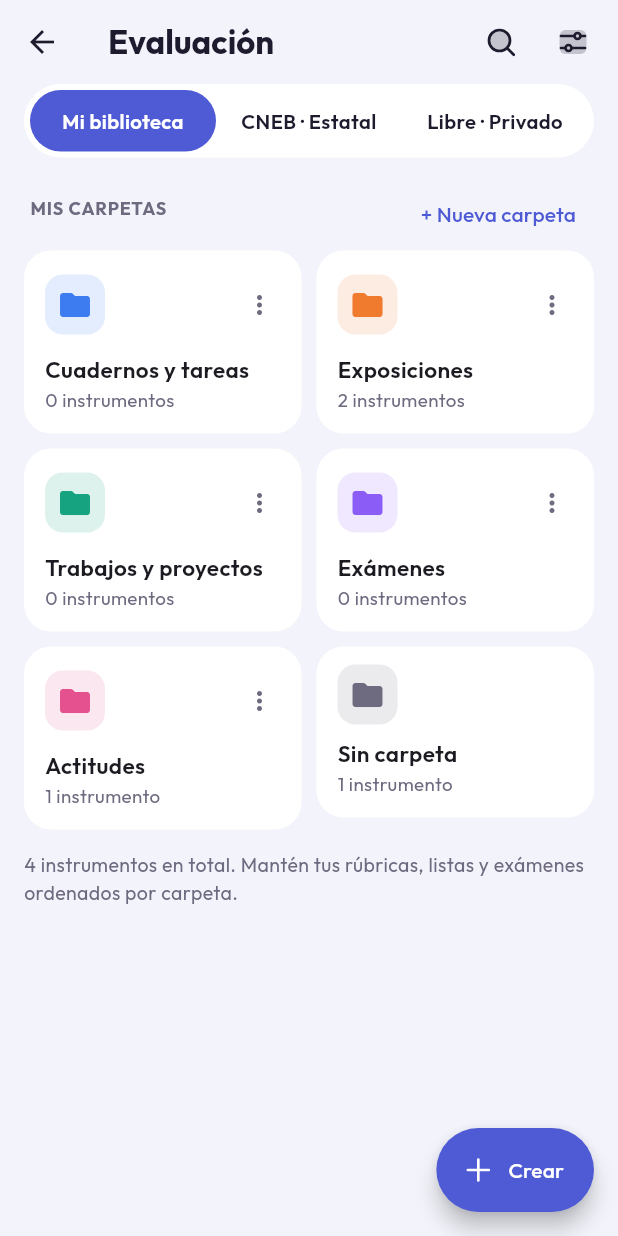
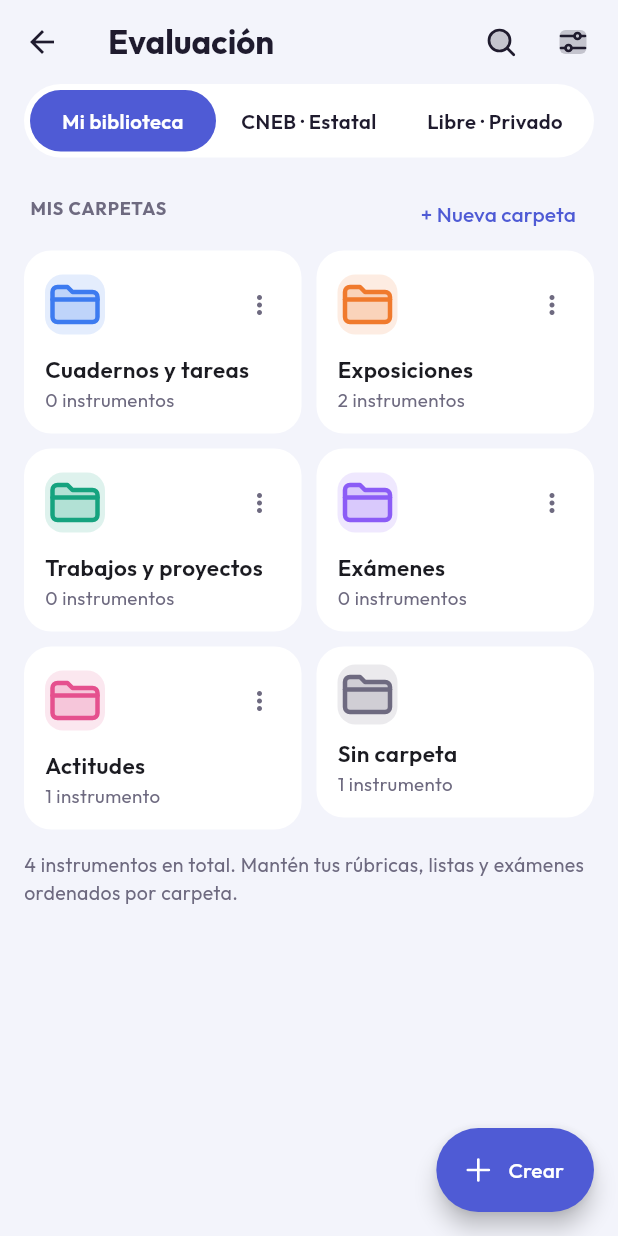
Before and after one commit to modocachimbo/kipu-docente, a Flutter app: the PantallaEvaluacion screen opened directly, on a phone screen of 412 x 824 dp. Run offline on Flutter 3.47's test engine with Material 3 defaults, Android fonts, the phone set to English and light mode, and no system bars; our stand-ins replace drift, drift_flutter, file_picker, flutter_svg, flutter_tts, image_picker and 1 more; missing offline and left inert: excel; accounts and stored records are empty; generated files the repository leaves out were written again.

Commit message:
Íconos propios para cada tipo de instrumento y para las carpetas
- Rúbrica: tabla de criterios × niveles (antes usaba la ficha de estudiante).
- Lista de cotejo: casillas marcadas.
- Escala de valoración: medidor de niveles.
- Examen con clave: hoja con sello de corregido.
- Carpeta: ícono de Kipu en el color de cada carpeta.

Co-Authored-By: Claude Opus 5.5 <noreply@anthropic.com>
Claude-Session: https://claude.ai/code/session_01VyAi1NomVHLfEpvYKk8jvH

```diff
--- a/lib/screens/evaluacion.dart
+++ b/lib/screens/evaluacion.dart
@@ -22,10 +22,10 @@ const _rojo = Color(0xFFC2334A);
 const _linea = Color(0xFFE6E7F0);
 
 KipuIcono iconoDe(TipoInstrumento t) => switch (t) {
-  TipoInstrumento.rubrica => KipuIcono.ficha,
-  TipoInstrumento.cotejo => KipuIcono.check,
-  TipoInstrumento.escala => KipuIcono.promedio,
-  TipoInstrumento.prueba => KipuIcono.apuntes,
+  TipoInstrumento.rubrica => KipuIcono.rubrica,
+  TipoInstrumento.cotejo => KipuIcono.cotejo,
+  TipoInstrumento.escala => KipuIcono.escalaValoracion,
+  TipoInstrumento.prueba => KipuIcono.examen,
 };
 
 /// Color de un nivel de logro: del rojo (en inicio) al morado (destacado),
@@ -1247,7 +1247,7 @@ class _TarjetaCarpeta extends StatelessWidget {
                       color: color.withValues(alpha: .14),
                       borderRadius: BorderRadius.circular(12),
                     ),
-                    child: Icon(Icons.folder_rounded, color: color, size: 24),
+                    child: KipuIcon(KipuIcono.carpeta, color: color, size: 24),
                   ),
                   const Spacer(),
                   if (onAccion != null)
@@ -1320,7 +1320,7 @@ class _CabeceraCarpeta extends StatelessWidget {
         onPressed: onVolver,
         icon: KipuIcon(KipuIcono.izquierda, color: KipuColores.tinta),
       ),
-      Icon(Icons.folder_rounded, color: color, size: 26),
+      KipuIcon(KipuIcono.carpeta, color: color, size: 26),
       const SizedBox(width: 8),
       Expanded(
         child: Column(
@@ -1407,7 +1407,7 @@ class _OpcionCarpeta extends StatelessWidget {
 
   @override
   Widget build(BuildContext context) => ListTile(
-    leading: Icon(Icons.folder_rounded, color: color),
+    leading: KipuIcon(KipuIcono.carpeta, color: color),
     title: Text(
       nombre,
       style: TextStyle(fontWeight: activo ? FontWeight.w700 : FontWeight.w400),
--- a/lib/widgets/kipu_icono.dart
+++ b/lib/widgets/kipu_icono.dart
@@ -72,6 +72,11 @@ enum KipuIcono {
   copiar,
   dado,
   descargar,
+  rubrica,
+  cotejo,
+  escalaValoracion,
+  examen,
+  carpeta,
 }
 
 // R = relleno suave, T = trazo. Ambos se reemplazan por el color al dibujar.
@@ -301,6 +306,39 @@ const _svg = <KipuIcono, String>{
 <rect x="3" y="4" width="18" height="16" rx="4" fill="R"/>
 <rect x="3" y="4" width="18" height="16" rx="4" stroke="T"/>
 <path d="m10.3 8-1.4 8M15.1 8l-1.4 8M7.6 10.6h9.4M7 13.4h9.4" stroke="T"/>''',
+  // Instrumentos de evaluación: cada tipo con su propia forma.
+  // Rúbrica: tabla de criterios × niveles.
+  KipuIcono.rubrica: '''
+<path d="M6 4h12a3 3 0 0 1 3 3v2H3V7a3 3 0 0 1 3-3Z" fill="R"/>
+<rect x="3" y="4" width="18" height="16" rx="3" stroke="T"/>
+<path d="M3 9h18M3 14.5h18M9 4v16M15 4v16" stroke="T"/>''',
+  // Lista de cotejo: casillas marcadas y una por marcar.
+  KipuIcono.cotejo: '''
+<rect x="3" y="3" width="4.5" height="4.5" rx="1.3" fill="R"/>
+<rect x="3" y="10" width="4.5" height="4.5" rx="1.3" fill="R"/>
+<rect x="3" y="3" width="4.5" height="4.5" rx="1.3" stroke="T"/>
+<rect x="3" y="10" width="4.5" height="4.5" rx="1.3" stroke="T"/>
+<rect x="3" y="17" width="4.5" height="4.5" rx="1.3" stroke="T"/>
+<path d="m4.2 5.4 1 1 1.6-1.9M4.2 12.4l1 1 1.6-1.9" stroke="T"/>
+<path d="M11 5.25h10M11 12.25h10M11 19.25h6" stroke="T"/>''',
+  // Escala de valoración: medidor de niveles.
+  KipuIcono.escalaValoracion: '''
+<path d="M3.5 17a8.5 8.5 0 0 1 17 0Z" fill="R"/>
+<path d="M3.5 17a8.5 8.5 0 0 1 17 0M2.5 20h19" stroke="T"/>
+<path d="M6 11.6l1.2.9M12 8.5V10M18 11.6l-1.2.9M12 17l3.8-5" stroke="T"/>
+<circle cx="12" cy="17" r="1.2" stroke="T"/>''',
+  // Examen: hoja de respuestas con alternativas marcadas.
+  KipuIcono.examen: '''
+<path d="M13 21H6a2 2 0 0 1-2-2V5a2 2 0 0 1 2-2h8l4 4v4" fill="R"/>
+<path d="M13 21H6a2 2 0 0 1-2-2V5a2 2 0 0 1 2-2h8l4 4v4" stroke="T"/>
+<path d="M14 3v4h4M7.5 9.5h6M7.5 13h4" stroke="T"/>
+<circle cx="17.5" cy="17.5" r="4" fill="R"/>
+<circle cx="17.5" cy="17.5" r="4" stroke="T"/>
+<path d="m15.7 17.6 1.3 1.3 2.4-2.6" stroke="T"/>''',
+  KipuIcono.carpeta: '''
+<path d="M3 7a2 2 0 0 1 2-2h4l2 2h8a2 2 0 0 1 2 2v8a2 2 0 0 1-2 2H5a2 2 0 0 1-2-2V7Z" fill="R"/>
+<path d="M3 7a2 2 0 0 1 2-2h4l2 2h8a2 2 0 0 1 2 2v8a2 2 0 0 1-2 2H5a2 2 0 0 1-2-2V7Z" stroke="T"/>
+<path d="M3 10h18" stroke="T"/>''',
   KipuIcono.ficha: '''
 <rect x="3" y="5" width="18" height="14" rx="3" fill="R"/>
 <rect x="3" y="5" width="18" height="14" rx="3" stroke="T"/>
```
